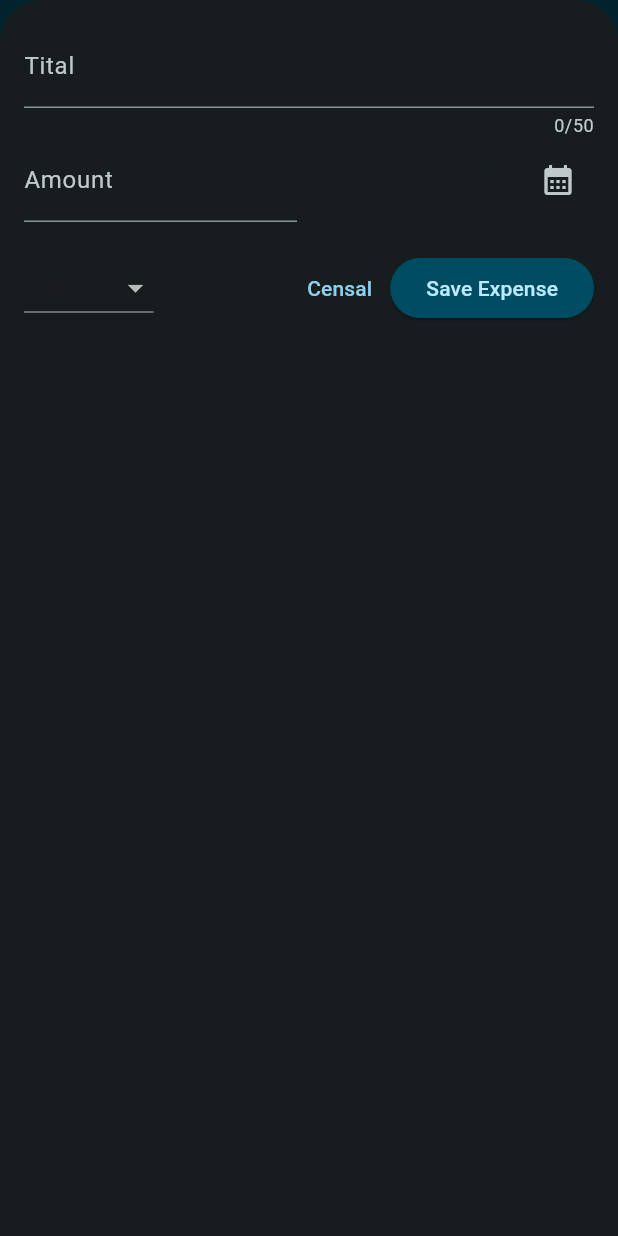
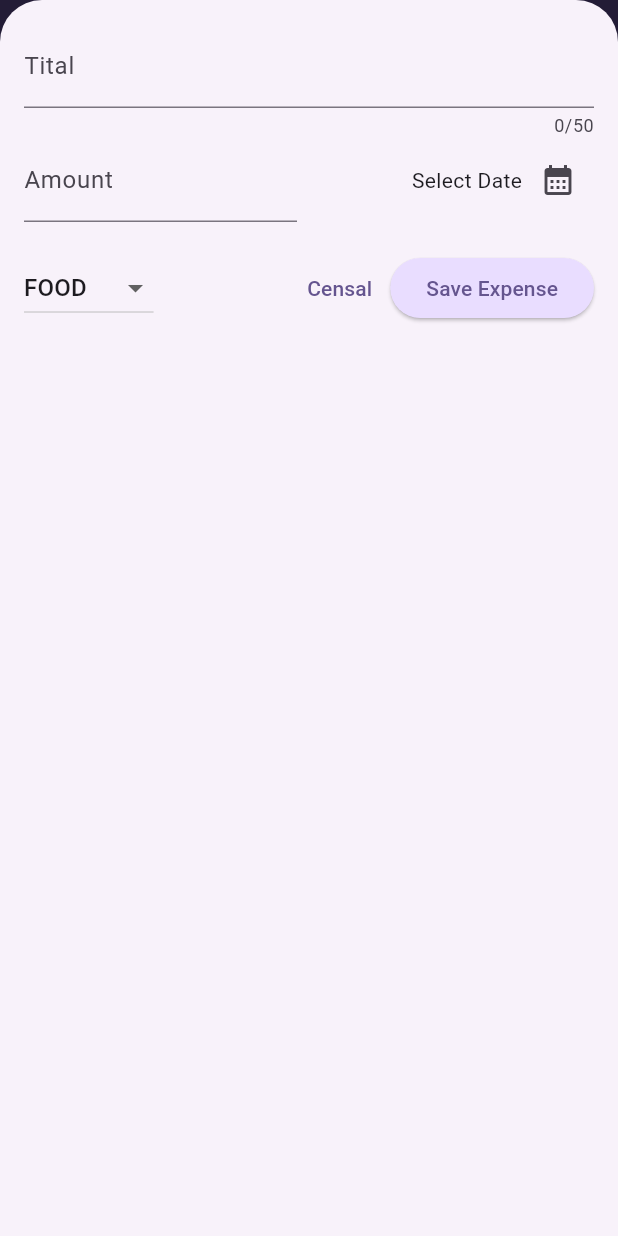
Before and after one commit to DeepakMewada20/Expense-Tracker-App, a Flutter app: the screen it shows after launch, after a tap on the "add" icon, on a phone screen of 412 x 824 dp. Run offline on Flutter 3.47's test engine with Material 3 defaults, Android fonts, the phone set to English and light mode, and no system bars.

Commit message:
I add dropdown butten in the amountFiled and make it reusable

```diff
--- a/lib/main.dart
+++ b/lib/main.dart
@@ -68,7 +68,7 @@ void main() {
                   color: kColorScheme.onSecondaryContainer),
             ),
       ),
-      themeMode: ThemeMode.dark,
+      themeMode: ThemeMode.light,
       home: const Expences(),
     ),
   );
--- a/lib/widgets/expences-list/amountFiled.dart
+++ b/lib/widgets/expences-list/amountFiled.dart
@@ -1,4 +1,5 @@
 import 'package:flutter/material.dart';
+import 'package:expense_tracker_app/modal/expence.dart';
 
 class Amountfiled {
   static Widget amountFiled({required TextEditingController controller}) {
@@ -14,4 +15,47 @@ class Amountfiled {
       ),
     );
   }
+
+  static Widget datePecker(
+      {required DateTime? selectedDate,
+      required void Function() presentDatePeker}) {
+    return Expanded(
+      child: Row(
+        mainAxisAlignment: MainAxisAlignment.end,
+        crossAxisAlignment: CrossAxisAlignment.center,
+        children: [
+          Text(
+            selectedDate == null
+                ? 'Select Date'
+                : formatter.format(selectedDate),
+          ),
+          IconButton(
+            onPressed: presentDatePeker,
+            icon: const Icon(Icons.calendar_month),
+          ),
+        ],
+      ),
+    );
+  }
+
+  static Widget dropDownButten(
+      {required Category selectdCategory,
+      required void Function(Category) selectDropdownItam}) {
+    return DropdownButton(
+      value: selectdCategory,
+      items: Category.values
+          .map(
+            (category) => DropdownMenuItem(
+              value: category,
+              child: Text(
+                category.name.toUpperCase(),
+              ),
+            ),
+          )
+          .toList(),
+      onChanged: (value) {
+        selectDropdownItam(value!);
+      },
+    );
+  }
 }
--- a/lib/widgets/expences-list/new_expense.dart
+++ b/lib/widgets/expences-list/new_expense.dart
@@ -15,7 +15,6 @@ class NewExpense extends StatefulWidget {
 class _NewExpenseState extends State<NewExpense> {
   final _titalController = TextEditingController();
   final _amountController = TextEditingController();
-  //String _amount = "";
   DateTime? _selectedDate;
   Category _selectdCategory = Category.food;
 
@@ -77,6 +76,17 @@ class _NewExpenseState extends State<NewExpense> {
     Navigator.pop(context);
   }
 
+  void _selectDropdownItam(Category value) {
+    setState(() {
+      if (value == null) {
+        return;
+      }
+      setState(() {
+        _selectdCategory = value;
+      });
+    });
+  }
+
   @override
   Widget build(BuildContext context) {
     final keybordSpace = MediaQuery.of(context).viewInsets.bottom;
@@ -87,53 +97,18 @@ class _NewExpenseState extends State<NewExpense> {
           padding: EdgeInsets.fromLTRB(16, 16, 16, keybordSpace + 16),
           child: Column(
             children: [
-              // TextField(
-              //   controller: _titalController,
-              //   maxLength: 50,
-              //   decoration: const InputDecoration(
-              //     // label: Text("Tital"),
-              //     labelText: "Tital",
-              //   ),
-              //   style: const TextStyle(
-              //     color: Colors.white, // Text color
-              //   ),
-              // ),
               Titalfiled(controller: _titalController),
               Row(
                 children: [
-                  // Expanded(
-                  //   child: TextField(
-                  //     controller: _amountController,
-                  //     keyboardType: TextInputType.number,
-                  //     decoration: const InputDecoration(
-                  //       prefixText: '\$ ',
-                  //       labelText: 'Amount',
-                  //     ),
-                  //   ),
-                  // ),
                   Amountfiled.amountFiled(
-                      controller: _amountController,
+                    controller: _amountController,
                   ),
                   const SizedBox(
                     width: 16,
                   ),
-                  Expanded(
-                    child: Row(
-                      mainAxisAlignment: MainAxisAlignment.end,
-                      crossAxisAlignment: CrossAxisAlignment.center,
-                      children: [
-                        Text(
-                          _selectedDate == null
-                              ? 'Select Date'
-                              : formatter.format(_selectedDate!),
-                        ),
-                        IconButton(
-                          onPressed: _presentDatePeker,
-                          icon: const Icon(Icons.calendar_month),
-                        ),
-                      ],
-                    ),
-                  ),
+                  Amountfiled.datePecker(
+                      selectedDate: _selectedDate,
+                      presentDatePeker: _presentDatePeker),
                 ],
               ),
               const SizedBox(
@@ -141,29 +116,32 @@ class _NewExpenseState extends State<NewExpense> {
               ),
               Row(
                 children: [
-                  DropdownButton(
-                    value: _selectdCategory,
-                    items: Category.values
-                        .map(
-                          (category) => DropdownMenuItem(
-                            value: category,
-                            child: Text(
-                              category.name.toUpperCase(),
-                            ),
-                          ),
-                        )
-                        .toList(),
-                    onChanged: (value) {
-                      setState(() {
-                        if (value == null) {
-                          return;
-                        }
-                        setState(() {
-                          _selectdCategory = value;
-                        });
-                      });
-                    },
-                  ),
+                  // DropdownButton(
+                  //   value: _selectdCategory,
+                  //   items: Category.values
+                  //       .map(
+                  //         (category) => DropdownMenuItem(
+                  //           value: category,
+                  //           child: Text(
+                  //             category.name.toUpperCase(),
+                  //           ),
+                  //         ),
+                  //       )
+                  //       .toList(),
+                  //   onChanged: (value) {
+                  //     setState(() {
+                  //       if (value == null) {
+                  //         return;
+                  //       }
+                  //       setState(() {
+                  //         _selectdCategory = value;
+                  //       });
+                  //     });
+                  //   },
+                  // ),
+                  Amountfiled.dropDownButten(
+                      selectdCategory: _selectdCategory,
+                      selectDropdownItam: _selectDropdownItam),
                   const Spacer(),
                   TextButton(
                     onPressed: () {
--- a/lib/widgets/expences-list/titalFiled.dart
+++ b/lib/widgets/expences-list/titalFiled.dart
@@ -14,9 +14,6 @@ class Titalfiled extends StatelessWidget {
         // label: Text("Tital"),
         labelText: "Tital",
       ),
-      style: const TextStyle(
-        color: Colors.white, // Text color
-      ),
     );
   }
 }
```
